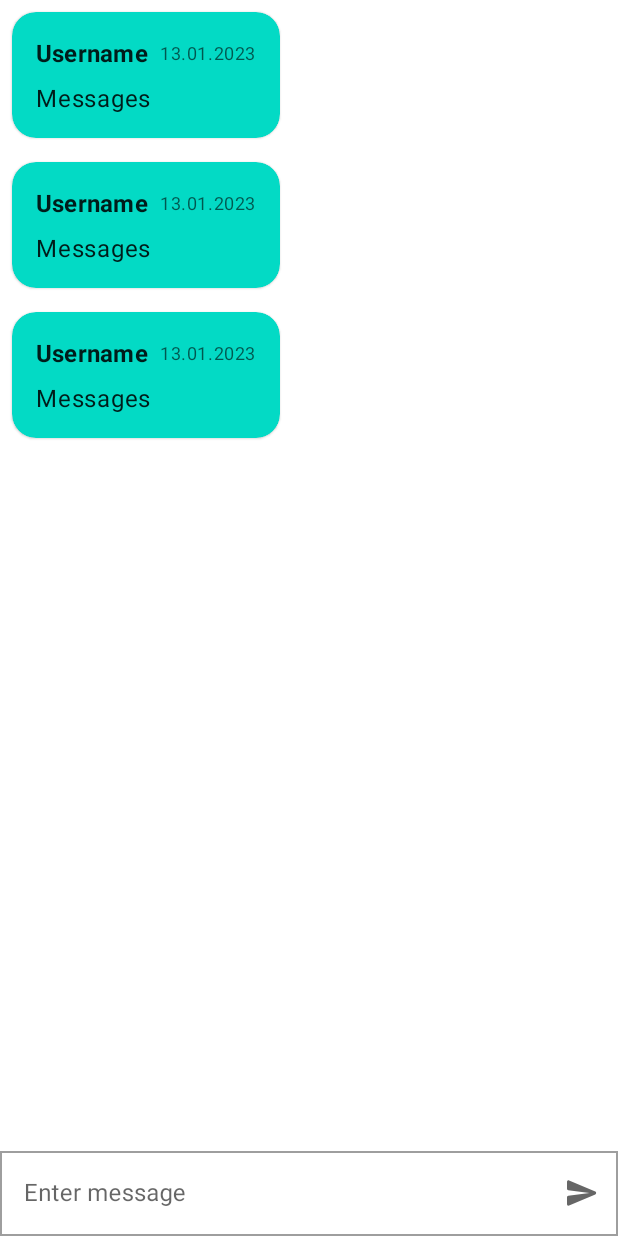
After one commit to coriolang/android-light-education, an Android app: the layout fragment_topic.xml on its own in the app's theme, with its tools: preview values and no code run, on a phone screen of 412 x 824 dp. The commit adds this screen. Run offline under Robolectric (Android 15) with nearby library versions, the phone set to English and light mode, and no system bars.

Commit message:
Topic with messages layout

```diff
--- /dev/null
+++ b/app/src/main/java/com/coriolang/lighteducation/ui/TopicFragment.kt
@@ -0,0 +1,32 @@
+package com.coriolang.lighteducation.ui
+
+import android.os.Bundle
+import androidx.fragment.app.Fragment
+import android.view.LayoutInflater
+import android.view.View
+import android.view.ViewGroup
+import com.coriolang.lighteducation.R
+import com.google.android.material.textfield.TextInputLayout
+
+class TopicFragment : Fragment() {
+
+    override fun onCreate(savedInstanceState: Bundle?) {
+        super.onCreate(savedInstanceState)
+    }
+
+    override fun onCreateView(
+        inflater: LayoutInflater, container: ViewGroup?,
+        savedInstanceState: Bundle?
+    ): View? {
+        val view = inflater.inflate(R.layout.fragment_topic, container, false)
+
+        val messageField = view.findViewById<TextInputLayout>(R.id.text_field_message)
+
+        messageField.setEndIconActivated(true)
+        messageField.setEndIconOnClickListener {
+            // send message
+        }
+
+        return view
+    }
+}
--- a/app/src/main/res/layout/activity_main.xml
+++ b/app/src/main/res/layout/activity_main.xml
@@ -9,13 +9,13 @@
 
     <androidx.fragment.app.FragmentContainerView
         android:id="@+id/fragmentContainerView"
-        android:name="com.coriolang.lighteducation.ui.DirectionFragment"
+        android:name="com.coriolang.lighteducation.ui.TopicFragment"
         android:layout_width="match_parent"
         android:layout_height="match_parent"
         app:layout_constraintBottom_toBottomOf="parent"
         app:layout_constraintEnd_toEndOf="parent"
         app:layout_constraintStart_toStartOf="parent"
         app:layout_constraintTop_toTopOf="parent"
-        tools:layout="@layout/fragment_direction" />
+        tools:layout="@layout/fragment_topic" />
 
 </androidx.constraintlayout.widget.ConstraintLayout>
--- /dev/null
+++ b/app/src/main/res/layout/fragment_topic.xml
@@ -0,0 +1,39 @@
+<?xml version="1.0" encoding="utf-8"?>
+<androidx.constraintlayout.widget.ConstraintLayout xmlns:android="http://schemas.android.com/apk/res/android"
+    xmlns:app="http://schemas.android.com/apk/res-auto"
+    xmlns:tools="http://schemas.android.com/tools"
+    android:layout_width="match_parent"
+    android:layout_height="match_parent"
+    tools:context=".ui.TopicFragment">
+
+    <androidx.recyclerview.widget.RecyclerView
+        android:id="@+id/recycler_view_messages"
+        android:layout_width="0dp"
+        android:layout_height="0dp"
+        android:layout_marginBottom="2dp"
+        app:layout_constraintBottom_toTopOf="@+id/text_field_message"
+        app:layout_constraintEnd_toEndOf="parent"
+        app:layout_constraintStart_toStartOf="parent"
+        app:layout_constraintTop_toTopOf="parent"
+        tools:listitem="@layout/item_message" />
+
+    <com.google.android.material.textfield.TextInputLayout
+        android:id="@+id/text_field_message"
+        android:layout_width="0dp"
+        android:layout_height="wrap_content"
+        android:hint="Enter message"
+        app:endIconMode="custom"
+        app:endIconDrawable="@drawable/ic_round_send"
+        app:layout_constraintBottom_toBottomOf="parent"
+        app:layout_constraintEnd_toEndOf="parent"
+        app:layout_constraintStart_toStartOf="parent"
+        app:shapeAppearance="?attr/shapeAppearanceLargeComponent"
+        style="@style/Widget.MaterialComponents.TextInputLayout.OutlinedBox">
+
+        <com.google.android.material.textfield.TextInputEditText
+            android:layout_width="match_parent"
+            android:layout_height="wrap_content" />
+
+    </com.google.android.material.textfield.TextInputLayout>
+
+</androidx.constraintlayout.widget.ConstraintLayout>
--- /dev/null
+++ b/app/src/main/res/layout/item_message.xml
@@ -0,0 +1,65 @@
+<?xml version="1.0" encoding="utf-8"?>
+<com.google.android.material.card.MaterialCardView xmlns:app="http://schemas.android.com/apk/res-auto"
+    xmlns:android="http://schemas.android.com/apk/res/android"
+    xmlns:tools="http://schemas.android.com/tools"
+    android:layout_width="wrap_content"
+    android:layout_height="wrap_content"
+    app:cardCornerRadius="16dp"
+    app:cardBackgroundColor="?attr/colorSecondary"
+    app:layout_constraintBottom_toBottomOf="parent"
+    app:layout_constraintStart_toStartOf="parent"
+    app:layout_constraintTop_toTopOf="parent"
+    android:layout_margin="8dp"
+    android:layout_gravity="start">
+
+    <androidx.constraintlayout.widget.ConstraintLayout
+        android:layout_width="wrap_content"
+        android:layout_height="wrap_content">
+
+        <TextView
+            android:id="@+id/text_username"
+            android:layout_width="wrap_content"
+            android:layout_height="wrap_content"
+            android:layout_marginStart="16dp"
+            android:layout_marginTop="16dp"
+            android:layout_marginEnd="8dp"
+            android:text="Username"
+            android:textAppearance="@style/TextAppearance.MaterialComponents.Subtitle1"
+            android:textStyle="bold"
+            app:layout_constraintEnd_toStartOf="@+id/text_timestamp"
+            app:layout_constraintHorizontal_bias="0.5"
+            app:layout_constraintHorizontal_chainStyle="spread_inside"
+            app:layout_constraintStart_toStartOf="parent"
+            app:layout_constraintTop_toTopOf="parent" />
+
+        <TextView
+            android:id="@+id/text_timestamp"
+            android:layout_width="wrap_content"
+            android:layout_height="wrap_content"
+            android:layout_marginEnd="16dp"
+            android:text="13.01.2023"
+            android:textAppearance="@style/TextAppearance.MaterialComponents.Caption"
+            app:layout_constraintBottom_toBottomOf="@+id/text_username"
+            app:layout_constraintEnd_toEndOf="parent"
+            app:layout_constraintHorizontal_bias="0.5"
+            app:layout_constraintStart_toEndOf="@+id/text_username"
+            app:layout_constraintTop_toTopOf="@+id/text_username" />
+
+        <TextView
+            android:id="@+id/text_message"
+            android:layout_width="0dp"
+            android:layout_height="wrap_content"
+            android:layout_marginStart="16dp"
+            android:layout_marginTop="8dp"
+            android:layout_marginEnd="16dp"
+            android:layout_marginBottom="16dp"
+            android:text="Messages"
+            android:textAppearance="@style/TextAppearance.MaterialComponents.Body1"
+            app:layout_constraintBottom_toBottomOf="parent"
+            app:layout_constraintEnd_toEndOf="parent"
+            app:layout_constraintStart_toStartOf="parent"
+            app:layout_constraintTop_toBottomOf="@+id/text_username" />
+
+    </androidx.constraintlayout.widget.ConstraintLayout>
+
+</com.google.android.material.card.MaterialCardView>
--- a/app/src/main/res/layout/item_topic.xml
+++ b/app/src/main/res/layout/item_topic.xml
@@ -48,7 +48,7 @@
         android:layout_width="wrap_content"
         android:layout_height="wrap_content"
         android:layout_marginEnd="16dp"
-        android:textAppearance="?textAppearanceBody2"
+        android:textAppearance="?textAppearanceCaption"
         app:layout_constraintBottom_toBottomOf="@+id/text_title"
         app:layout_constraintEnd_toEndOf="parent"
         app:layout_constraintTop_toTopOf="@+id/text_title"
```
